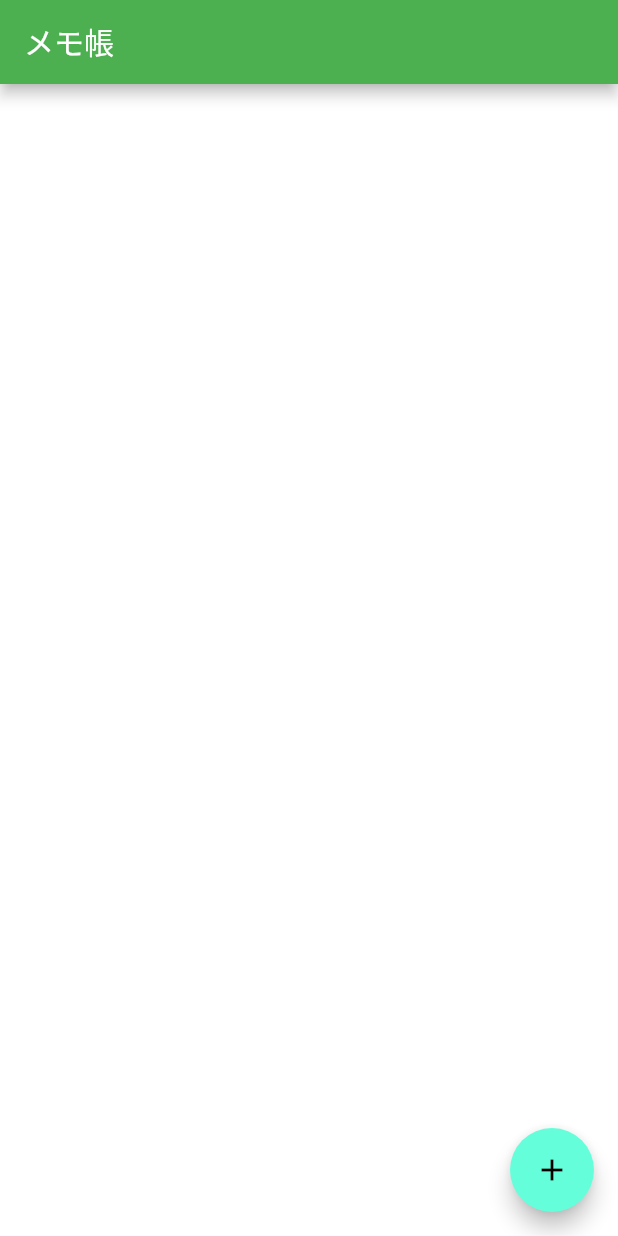
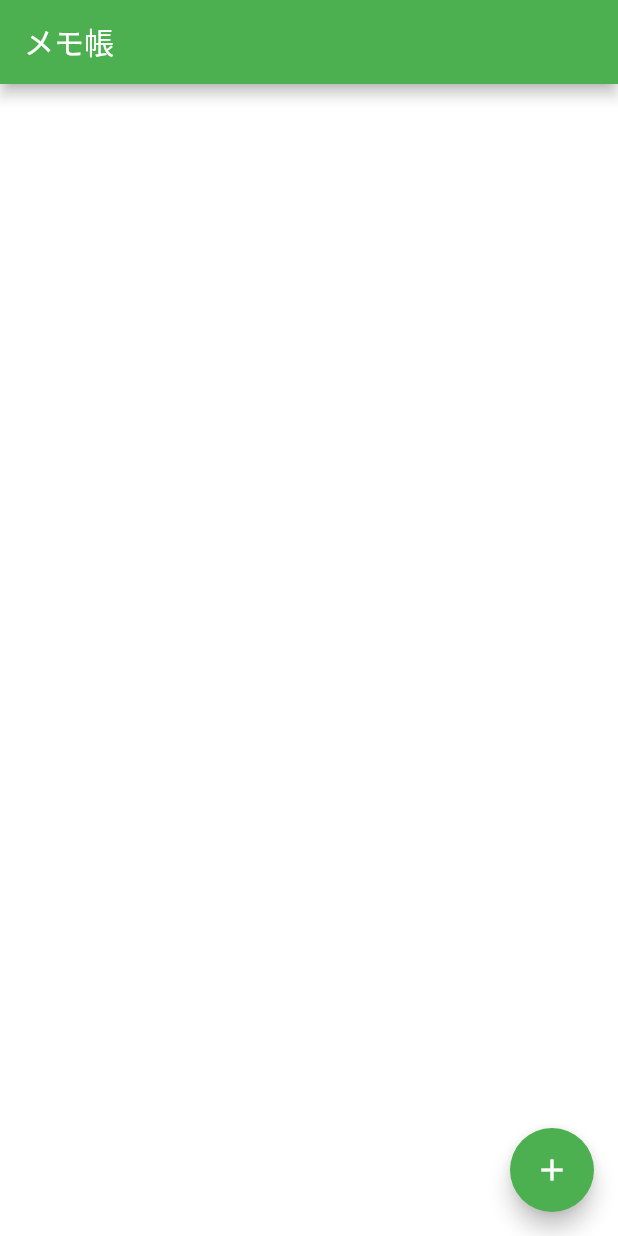
Before and after one commit to hironomiu/flutter_memo_app, a Flutter app: the screen it shows after launch, on a phone screen of 412 x 824 dp. Run offline on Flutter 3.47's test engine with Material 2 defaults, Android fonts, the phone set to English and light mode, and no system bars.

```diff
--- a/lib/main.dart
+++ b/lib/main.dart
@@ -18,7 +18,7 @@ class MyApp extends StatelessWidget {
       debugShowCheckedModeBanner: false,
       title: 'Flutter Demo',
       theme: ThemeData(
-        primarySwatch: Colors.green,
+        primarySwatch: Colors.blue,
         // scaffoldBackgroundColor: Colors.green,
         primaryColor: Colors.blue,
       ),
--- a/lib/pages/top_page.dart
+++ b/lib/pages/top_page.dart
@@ -45,7 +45,8 @@ class _TopPageState extends State<TopPage> {
             );
           }),
       floatingActionButton: Theme(
-        data: ThemeData.dark(),
+        data: ThemeData(
+            colorScheme: ColorScheme.fromSwatch(accentColor: Colors.green)),
         child: FloatingActionButton(
           onPressed: () async {
             var ret = await Navigator.push(context,
```
